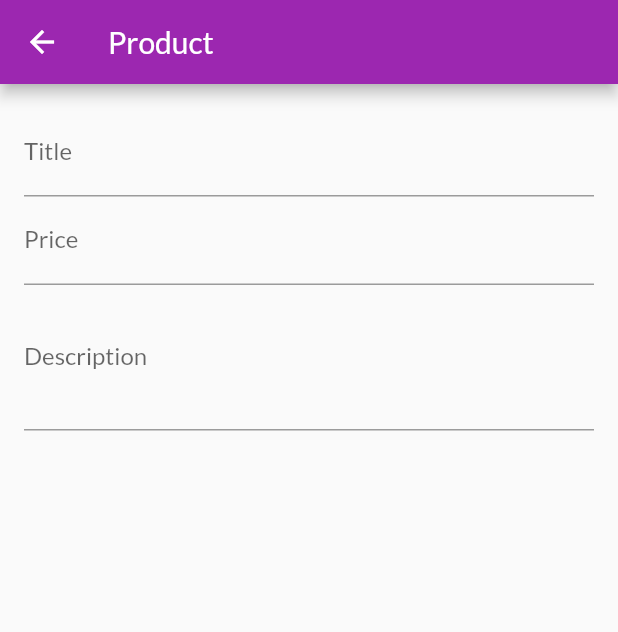
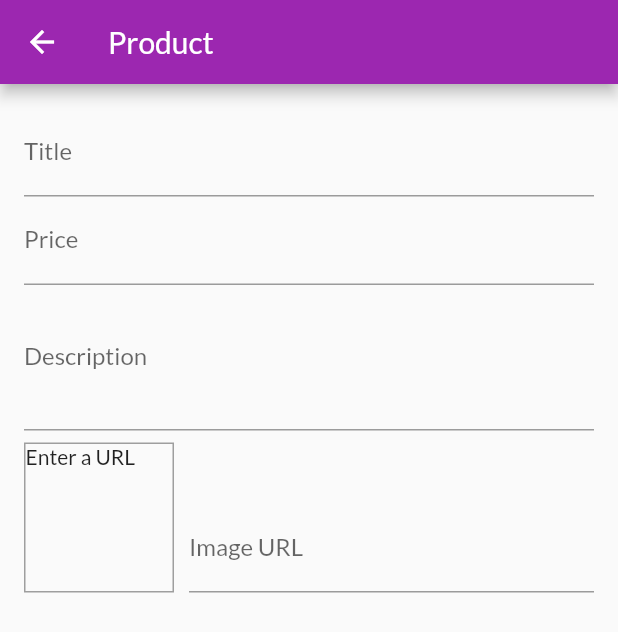
Before and after one commit to carlosalvarezm17/shop_app, a Flutter app: the ProductScreen screen opened by its route, on a phone screen of 412 x 824 dp. Shown: the top 632 px of the screen. Run offline on Flutter 3.47's test engine with Material 2 defaults, Android fonts, the phone set to English and light mode, and no system bars; network calls fail.

Commit message:
Image Input & Image Preview

```diff
--- a/lib/providers/cart.dart
+++ b/lib/providers/cart.dart
@@ -1,5 +1,4 @@
 import 'package:flutter/foundation.dart';
-import 'package:shop_app/widgets/cart_item.dart';
 
 class CartItem {
   final String id;
--- a/lib/screens/product_screen.dart
+++ b/lib/screens/product_screen.dart
@@ -1,7 +1,6 @@
 import 'package:flutter/material.dart';
 
 class ProductScreen extends StatefulWidget {
-
   static const routeName = '/product';
 
   @override
@@ -9,14 +8,15 @@ class ProductScreen extends StatefulWidget {
 }
 
 class _ProductScreenState extends State<ProductScreen> {
-
   final _priceFocusNode = FocusNode();
   final _descFocusNode = FocusNode();
+  final _imageUrlController = TextEditingController();
 
   @override
   void dispose() {
     _priceFocusNode.dispose();
     _descFocusNode.dispose();
+    _imageUrlController.dispose();
     super.dispose();
   }
 
@@ -34,7 +34,7 @@ class _ProductScreenState extends State<ProductScreen> {
               TextFormField(
                 decoration: InputDecoration(labelText: 'Title'),
                 textInputAction: TextInputAction.next,
-                onFieldSubmitted: (_){
+                onFieldSubmitted: (_) {
                   FocusScope.of(context).requestFocus(_priceFocusNode);
                 },
               ),
@@ -43,7 +43,7 @@ class _ProductScreenState extends State<ProductScreen> {
                 textInputAction: TextInputAction.next,
                 keyboardType: TextInputType.number,
                 focusNode: _priceFocusNode,
-                onFieldSubmitted: (_){
+                onFieldSubmitted: (_) {
                   FocusScope.of(context).requestFocus(_descFocusNode);
                 },
               ),
@@ -53,6 +53,35 @@ class _ProductScreenState extends State<ProductScreen> {
                 keyboardType: TextInputType.multiline,
                 focusNode: _descFocusNode,
               ),
+              Row(
+                crossAxisAlignment: CrossAxisAlignment.end,
+                children: <Widget>[
+                  Container(
+                    width: 100,
+                    height: 100,
+                    margin: EdgeInsets.only(top: 8, right: 10),
+                    decoration: BoxDecoration(
+                        border: Border.all(width: 1, color: Colors.grey)),
+                    child: _imageUrlController.text.isEmpty
+                        ? Text('Enter a URL')
+                        : FittedBox(
+                            child: Image.network(
+                              _imageUrlController.text,
+                              fit: BoxFit.cover,
+                            ),
+                          ),
+                  ),
+                  Expanded(
+                    child: TextFormField(
+                      decoration: InputDecoration(labelText: 'Image URL'),
+                      keyboardType: TextInputType.url,
+                      textInputAction: TextInputAction.done,
+                      onFieldSubmitted: (_)=>setState((){}),
+                      controller: _imageUrlController,
+                    ),
+                  ),
+                ],
+              ),
             ],
           ),
         ),
```
